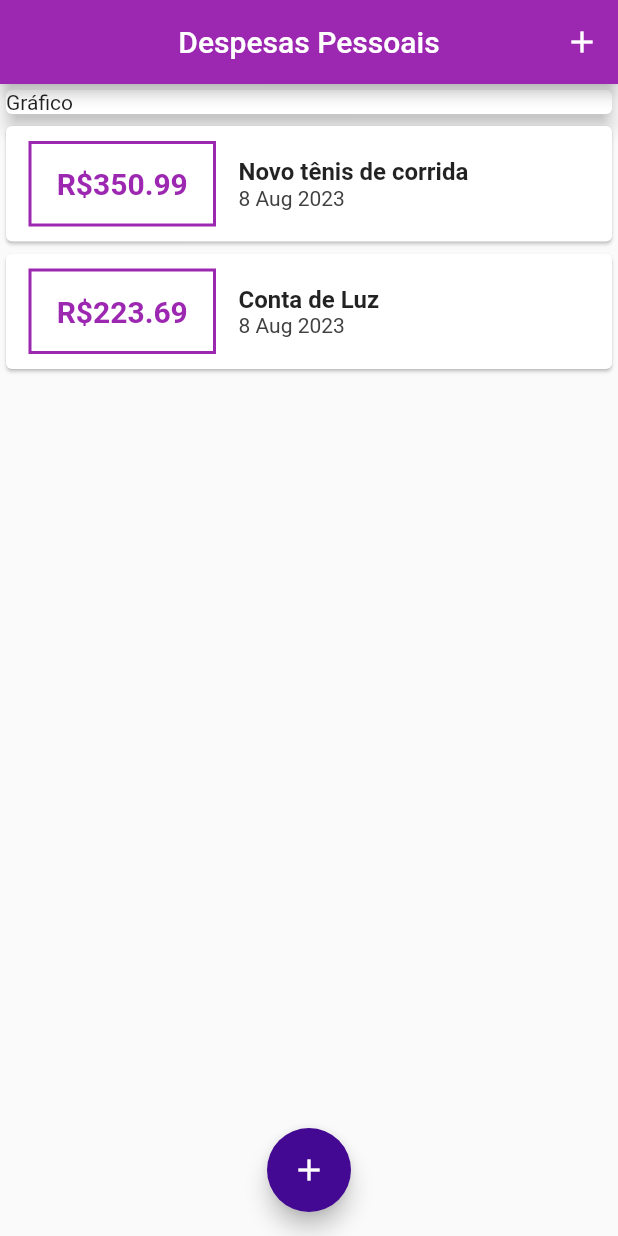
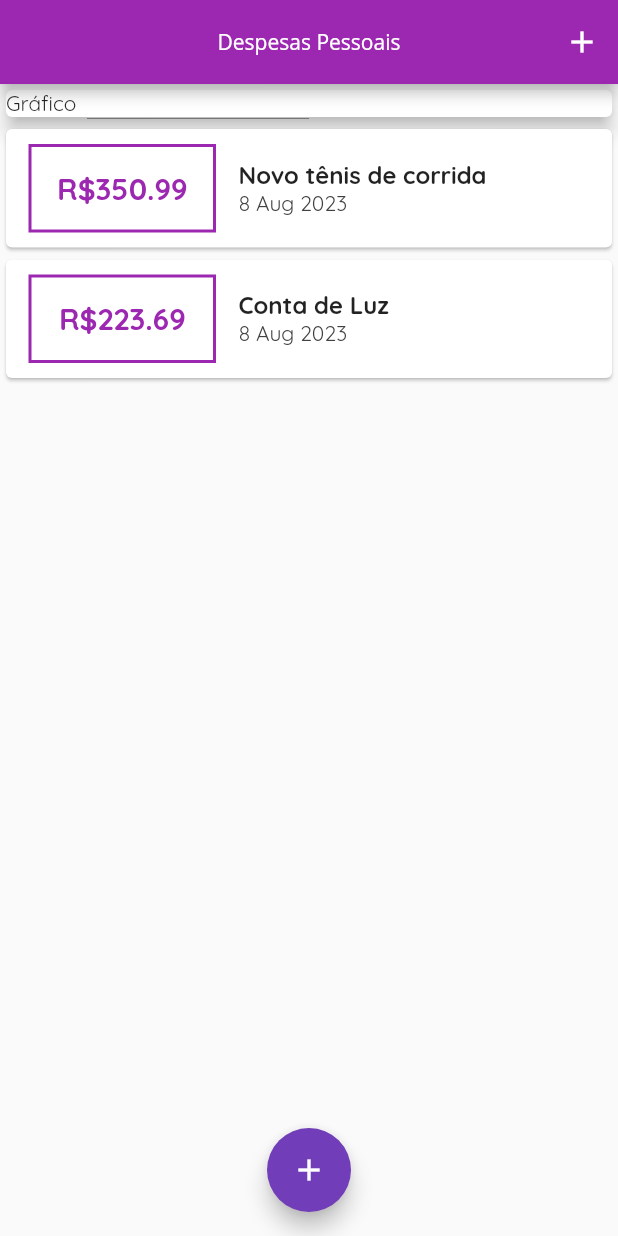
Before and after one commit to muaoliveira/Flutter-Personal-Expenses, a Flutter app: the screen it shows after launch, on a phone screen of 412 x 824 dp. Run offline on Flutter 3.47's test engine with Material 2 defaults, Android fonts, the phone set to English and light mode, and no system bars.

Commit message:
Add files via upload

```diff
--- a/lib/main.dart
+++ b/lib/main.dart
@@ -5,6 +5,7 @@ import './components/transaction_forms.dart';
 import './components/transaction_list.dart';
 import '../models/transaction.dart';
 import 'dart:math';
+import 'dart:ui';
 
 
 main() => runApp(expensesApp());
@@ -15,10 +16,19 @@ class expensesApp extends StatelessWidget {
     final ThemeData tema = ThemeData();
     return MaterialApp(
       home: myHomePage(),
-      theme: tema.copyWith(
+      theme:
+      tema.copyWith(
+        textTheme: Theme.of(context).textTheme.apply(
+          fontFamily: 'Quicksand',
+        ),
         colorScheme: tema.colorScheme.copyWith(
           primary: Colors.purple,
-          secondary: Color.fromARGB(255, 68, 9, 146),
+          secondary: Color.fromARGB(255, 114, 61, 184),
+        ),
+        appBarTheme: AppBarTheme(
+          textTheme: ThemeData.light().textTheme.copyWith(
+
+          ),
         ),
       ),
     );
@@ -73,6 +83,9 @@ class _myHomePageState extends State<myHomePage> {
   Widget build(BuildContext context) {
     return Scaffold(
       appBar: AppBar(
+        titleTextStyle: TextStyle(
+          fontFamily: 'OpenSans',
+        ),
         centerTitle: true,
         title: const Text('Despesas Pessoais'),
         actions: [
```
Also changed, not shown: lib/components/transaction_user.dart (added, +51 -0 lines), pubspec.yaml (+11 -6 lines), assets/fonts/OpenSans-Bold.ttf (added), assets/fonts/OpenSans-Regular.ttf (added), assets/fonts/Quicksand-Bold.ttf (added), assets/fonts/Quicksand-Light.ttf (added), assets/fonts/Quicksand-Medium.ttf (added), assets/fonts/Quicksand-Regular.ttf (added).
